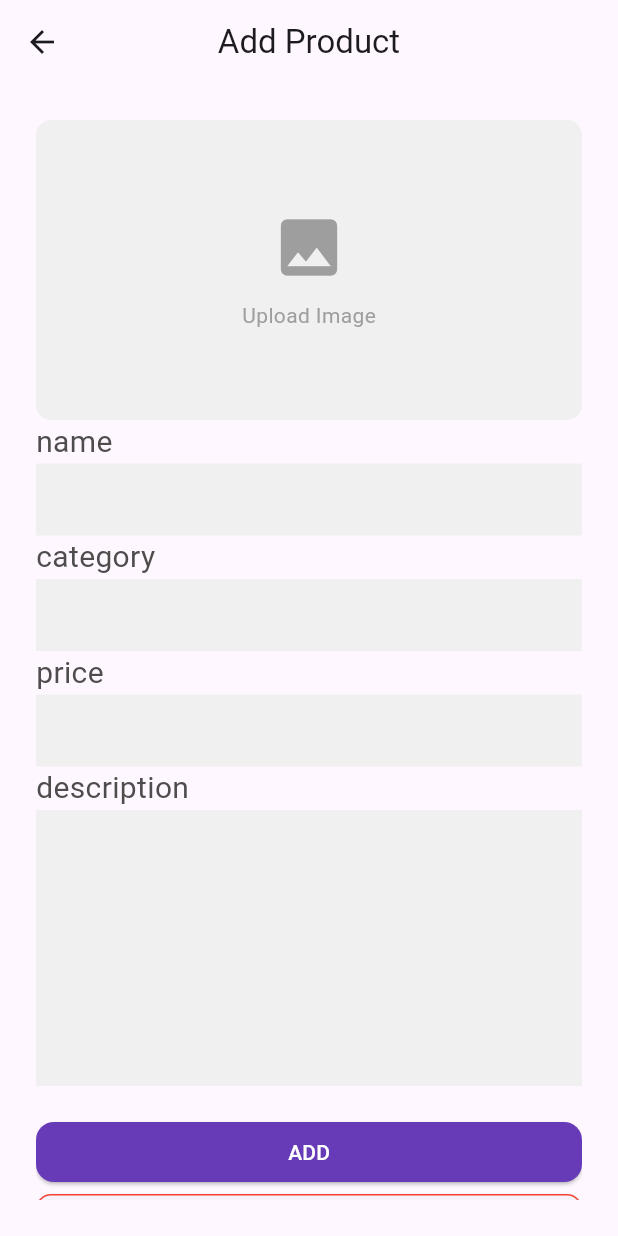
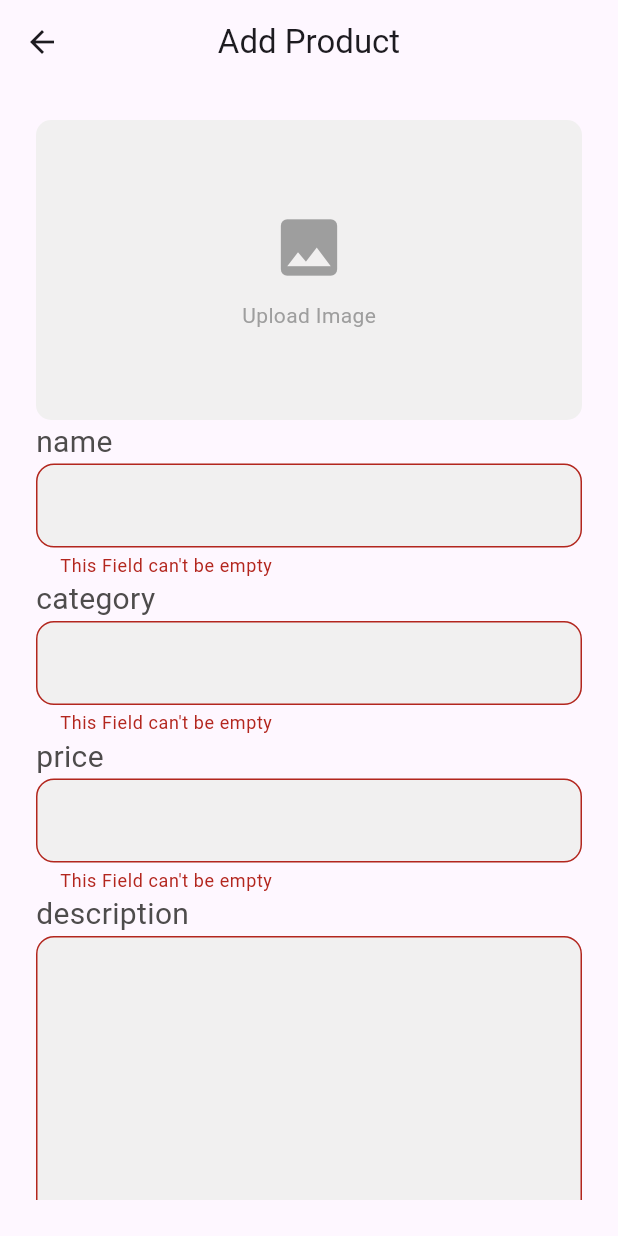
Before and after one commit to raj-da/2025-project-phase-mobile-tasks, a Flutter app: the AddUpdatePage screen opened by its route, after a tap on "ADD", on a phone screen of 412 x 824 dp. Run offline on Flutter 3.47's test engine with Material 3 defaults, Android fonts, the phone set to English and light mode, and no system bars.

Commit message:
add add product functionality to the form page

```diff
--- /dev/null
+++ b/mobile/Rajaf_Dereje/ecommerce_ui_clone/lib/constants/product_model.dart
@@ -0,0 +1,13 @@
+class Product {
+  final String name;
+  final String price;
+  final String category;
+  final String description;
+
+  Product({
+    required this.name,
+    required this.price,
+    required this.category,
+    required this.description,
+  });
+}
--- a/mobile/Rajaf_Dereje/ecommerce_ui_clone/lib/pages/add_update_page.dart
+++ b/mobile/Rajaf_Dereje/ecommerce_ui_clone/lib/pages/add_update_page.dart
@@ -1,6 +1,7 @@
 import 'package:flutter/material.dart';
 import '../widgets/text.dart'; // For custom inputs
 import '../widgets/buttons.dart';
+import '../constants/product_model.dart';
 
 // value variables
 const double pagePadding = 24.0;
@@ -13,6 +14,32 @@ class AddUpdatePage extends StatefulWidget {
 }
 
 class _AddUpdatePageState extends State<AddUpdatePage> {
+  // Global key for form
+  final _formKey = GlobalKey<FormState>();
+
+  // Form textfield controllers
+  final _productName = TextEditingController();
+  final _productPrice = TextEditingController();
+  final _productCategory = TextEditingController();
+  final _productDescription = TextEditingController();
+
+  // for clearing the form data
+  void clearForm() {
+    _productName.clear();
+    _productPrice.clear();
+    _productCategory.clear();
+    _productDescription.clear();
+  }
+
+  @override
+  void dispose() {
+    _productName.dispose();
+    _productPrice.dispose();
+    _productCategory.dispose();
+    _productDescription.dispose();
+    super.dispose();
+  }
+
   @override
   Widget build(BuildContext context) {
     return Scaffold(
@@ -27,8 +54,8 @@ class _AddUpdatePageState extends State<AddUpdatePage> {
         child: SingleChildScrollView(
           child: Column(
             children: [
-              SingleChildScrollView(
-                child: Form(
+              Form(
+                key: _formKey,
                 child: Column(
                   crossAxisAlignment: CrossAxisAlignment.start,
                   children: [
@@ -37,27 +64,46 @@ class _AddUpdatePageState extends State<AddUpdatePage> {
 
                     // name input
                     customText(text: "name", size: 20),
-                      textInput(),
+                    textInput(controller: _productName),
 
                     // category input
                     customText(text: "category", size: 20),
-                      textInput(),
+                    textInput(controller: _productCategory),
 
                     // price input
                     customText(text: "price", size: 20),
-                      textInput(),
+                    textInput(controller: _productPrice),
 
                     // description input
                     customText(text: "description", size: 20),
-                      textInput(maxLines: 7),
+                    textInput(controller: _productDescription, maxLines: 7),
                   ],
-                  ),
                 ),
               ),
 
               const SizedBox(height: 20),
-              addUpdateButton(buttonTitle: "ADD"),
-              deleteButton(buttonTitle: "DELETE"),
+              addUpdateButton(
+                buttonTitle: "ADD",
+                onpressed: () {
+                  if (_formKey.currentState!.validate()) {
+                    final newProduct = Product(
+                      name: _productName.text,
+                      price: _productPrice.text,
+                      category: _productCategory.text,
+                      description: _productDescription.text,
+                    );
+                    Navigator.pop(context, newProduct);
+                  }
+                },
+              ),
+              deleteButton(
+                buttonTitle: "DELETE",
+                onpressed: () {
+                  setState(() {
+                    clearForm();
+                  });
+                },
+              ),
             ],
           ),
         ),
@@ -89,7 +135,11 @@ Widget imageInputField() {
 }
 
 // TextFormField Function
-Widget textInput({int maxLines = 1, String hintText = ""}) {
+Widget textInput({
+  required TextEditingController controller,
+  int maxLines = 1,
+  String hintText = "",
+}) {
   return TextFormField(
     maxLines: maxLines,
     decoration: InputDecoration(
@@ -99,11 +149,18 @@ Widget textInput({int maxLines = 1, String hintText = ""}) {
         borderSide: BorderSide(color: Colors.white),
         borderRadius: BorderRadius.circular(10),
       ),
-      border: OutlineInputBorder(
-        borderRadius: BorderRadius.circular(12)
-      ),
+      border: OutlineInputBorder(borderRadius: BorderRadius.circular(12)),
       filled: true,
       fillColor: const Color.fromARGB(255, 241, 240, 240),
     ),
+
+    controller: controller,
+
+    validator: (value) {
+      if (value == null || value.isEmpty) {
+        return "This Field can't be empty";
+      }
+      return null;
+    },
   );
 }
--- a/mobile/Rajaf_Dereje/ecommerce_ui_clone/lib/widgets/buttons.dart
+++ b/mobile/Rajaf_Dereje/ecommerce_ui_clone/lib/widgets/buttons.dart
@@ -2,6 +2,7 @@ import 'package:flutter/material.dart';
 
 Widget addUpdateButton({
   required String buttonTitle,
+  required VoidCallback onpressed,
   Color color = Colors.deepPurple,
   double radius = 12.0,
   Color textColor = Colors.white,
@@ -9,9 +10,7 @@ Widget addUpdateButton({
   return SizedBox(
     width: double.infinity,
     child: ElevatedButton(
-      onPressed: () {
-        debugPrint("Add Pressed");
-      },
+      onPressed: onpressed,
       style: ElevatedButton.styleFrom(
         backgroundColor: color,
         shape: RoundedRectangleBorder(
@@ -25,15 +24,14 @@ Widget addUpdateButton({
 
 Widget deleteButton({
   required String buttonTitle,
+  required VoidCallback onpressed,
   double radius = 12.0,
   Color textColor = Colors.red,
 }) {
   return SizedBox(
     width: double.infinity,
     child: ElevatedButton(
-      onPressed: () {
-        debugPrint("DELETE Pressed");
-      },
+      onPressed: onpressed,
       style: ElevatedButton.styleFrom(
         shape: RoundedRectangleBorder(borderRadius: BorderRadius.circular(10)),
         side: const BorderSide(
```
Also changed, not shown: mobile/Rajaf_Dereje/ecommerce_ui_clone/lib/pages/home_page.dart (+21 -14 lines), mobile/Rajaf_Dereje/ecommerce_ui_clone/lib/pages/search_page.dart (+10 -5 lines), mobile/Rajaf_Dereje/ecommerce_ui_clone/lib/widgets/cards.dart (+4 -3 lines). Lines whose indentation alone changed are shown as unchanged.
